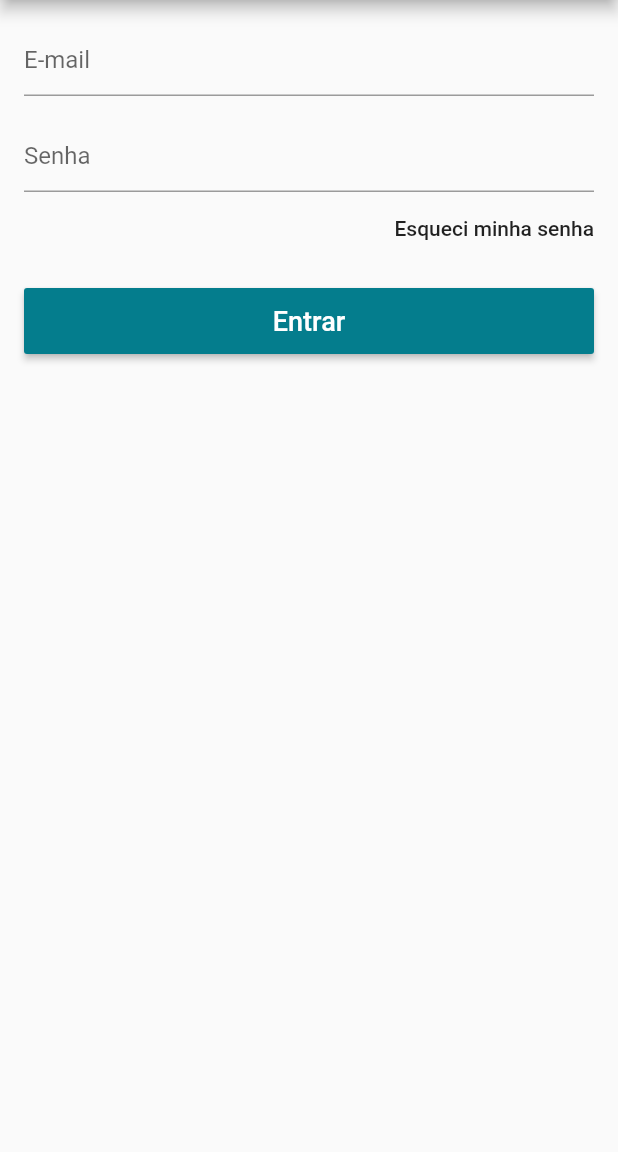
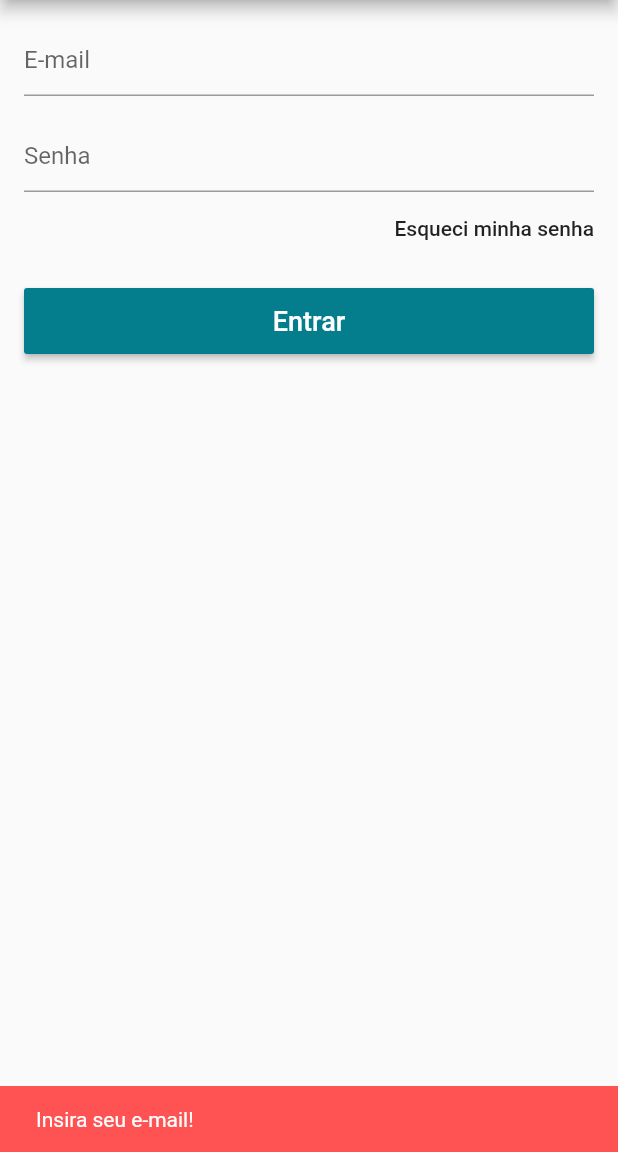
Before and after one commit to ocostalucas/clothers-store, a Flutter app: the LoginScreen screen opened directly, after a tap on "Esqueci minha senha", on a phone screen of 412 x 824 dp, the part 84-1236 px from its top. Run offline on Flutter 3.47's test engine with Material 2 defaults, Android fonts, the phone set to English and light mode, and no system bars; our stand-ins replace carousel_pro, cloud_firestore, firebase_auth, transparent_image; accounts and stored records are empty.

```diff
--- a/lib/models/user_model.dart
+++ b/lib/models/user_model.dart
@@ -69,7 +69,9 @@ class UserModel extends Model {
     notifyListeners();
   }
 
-  void recoverPass() {}
+  void recoverPass(String email) {
+    _auth.sendPasswordResetEmail(email: email);
+  }
 
   bool isLoggedIn(){
     return firebaseUser != null;
--- a/lib/screens/login_screen.dart
+++ b/lib/screens/login_screen.dart
@@ -14,7 +14,6 @@ class _LoginScreenState extends State<LoginScreen> {
 
   final _emailController = TextEditingController();
   final _passController = TextEditingController();
-
 
   @override
   Widget build(BuildContext context) {
@@ -66,7 +65,22 @@ class _LoginScreenState extends State<LoginScreen> {
                 Align(
                   alignment: Alignment.centerRight,
                   child: FlatButton(
-                    onPressed: () {},
+                    onPressed: () {
+                      if (_emailController.text.isEmpty)
+                        _scaffoldKey.currentState.showSnackBar(SnackBar(
+                          content: Text("Insira seu e-mail!"),
+                          backgroundColor: Colors.redAccent,
+                          duration: Duration(seconds: 2),
+                        ));
+                      else{
+                        model.recoverPass(_emailController.text);
+                        _scaffoldKey.currentState.showSnackBar(SnackBar(
+                          content: Text("Confira seu seu e-mail!"),
+                          backgroundColor: Theme.of(context).primaryColor,
+                          duration: Duration(seconds: 2),
+                        ));
+                      }
+                    },
                     child: Text(
                       "Esqueci minha senha",
                       textAlign: TextAlign.right,
@@ -82,29 +96,26 @@ class _LoginScreenState extends State<LoginScreen> {
                         textColor: Colors.white,
                         color: Theme.of(context).primaryColor,
                         onPressed: () {
-                          if (_formKey.currentState.validate()) {
-
-                          }
+                          if (_formKey.currentState.validate()) {}
                           model.signIn(
-                          email: _emailController.text,
-                          pass: _passController.text,
-                          onSucess:_onSuccess,
-                          onFail: _onFail);
+                              email: _emailController.text,
+                              pass: _passController.text,
+                              onSucess: _onSuccess,
+                              onFail: _onFail);
                         }))
               ]));
         }));
   }
 
   void _onSuccess() {
-      Navigator.of(context).pop();
+    Navigator.of(context).pop();
   }
 
   void _onFail() {
-     _scaffoldKey.currentState.showSnackBar(
-      SnackBar(content: Text("Falha ao entrar!"),
+    _scaffoldKey.currentState.showSnackBar(SnackBar(
+      content: Text("Falha ao entrar!"),
       backgroundColor: Colors.redAccent,
       duration: Duration(seconds: 2),
-      )
-    );
+    ));
   }
 }
```
